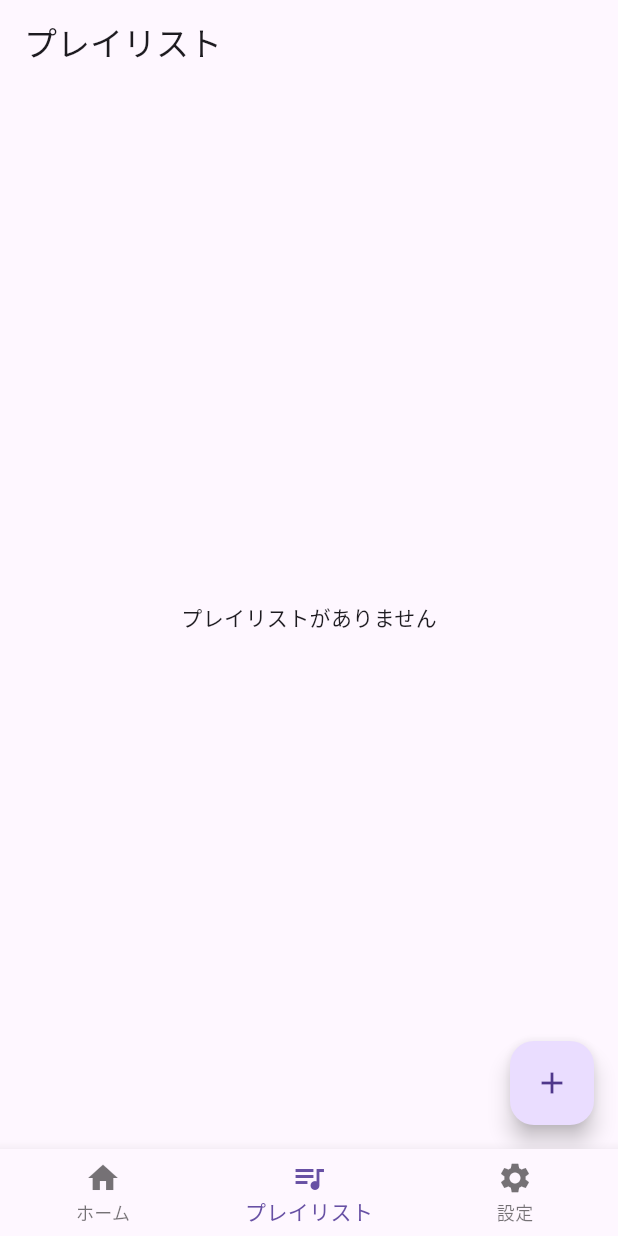
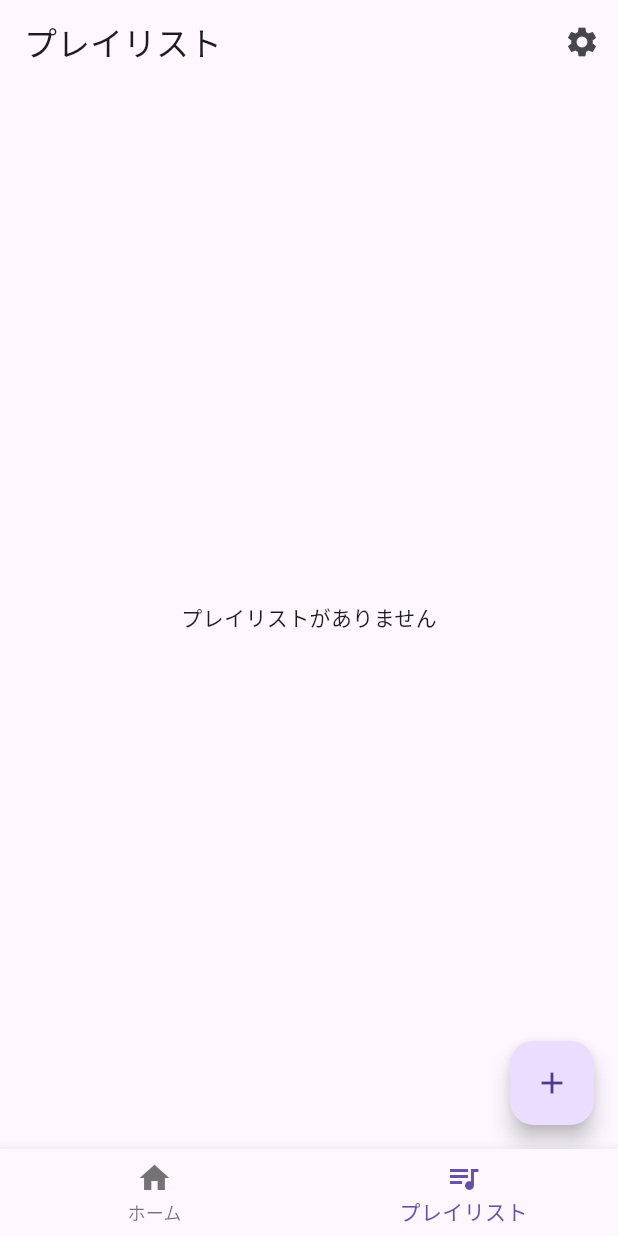
Before and after one commit to elpmas1625/CloudMediaPlayer, a Flutter app: the screen it shows after launch, item 2 of the bottom bar chosen, on a phone screen of 412 x 824 dp. Run offline on Flutter 3.47's test engine with Material 3 defaults, Android fonts, the phone set to English and light mode, and no system bars; our stand-ins replace just_audio.

Commit message:
設定ボタンを追加

```diff
--- a/lib/models/tab_item.dart
+++ b/lib/models/tab_item.dart
@@ -2,8 +2,7 @@ import 'package:flutter/material.dart';
 
 enum TabItem {
   home(label: 'ホーム', icon: Icons.home),
-  playlist(label: 'プレイリスト', icon: Icons.queue_music),
-  settings(label: '設定', icon: Icons.settings);
+  playlist(label: 'プレイリスト', icon: Icons.queue_music);
 
   const TabItem({required this.label, required this.icon});
 
--- a/lib/ui/screens/main_screen.dart
+++ b/lib/ui/screens/main_screen.dart
@@ -17,7 +17,6 @@ class _MainScreenState extends State<MainScreen> {
   final Map<TabItem, Widget> _screens = {
     TabItem.home: const MusicPlayerScreen(),
     TabItem.playlist: const PlaylistScreen(),
-    TabItem.settings: const Center(child: Text('設定')),
   };
 
   @override
--- a/lib/ui/screens/playlist_screen.dart
+++ b/lib/ui/screens/playlist_screen.dart
@@ -2,6 +2,7 @@ import 'package:flutter/material.dart';
 import 'package:provider/provider.dart';
 import '../../services/playlist_service.dart';
 import 'playlist_detail_screen.dart';
+import 'settings_screen.dart';
 
 class PlaylistScreen extends StatelessWidget {
   const PlaylistScreen({Key? key}) : super(key: key);
@@ -11,7 +12,22 @@ class PlaylistScreen extends StatelessWidget {
     final service = Provider.of<PlaylistService>(context);
 
     return Scaffold(
-      appBar: AppBar(title: const Text('プレイリスト')),
+      appBar: AppBar(
+        title: const Text('プレイリスト'),
+        actions: [
+          IconButton(
+            icon: const Icon(Icons.settings),
+            onPressed: () {
+              Navigator.push(
+                context,
+                MaterialPageRoute(
+                  builder: (context) => const SettingsScreen(),
+                ),
+              );
+            },
+          ),
+        ],
+      ),
       body:
           service.playlists.isEmpty
               ? const Center(child: Text('プレイリストがありません'))
```
Also changed, not shown: lib/ui/screens/music_player_screen.dart (+15 -1 lines), lib/ui/screens/settings_screen.dart (added, +37 -0 lines).
